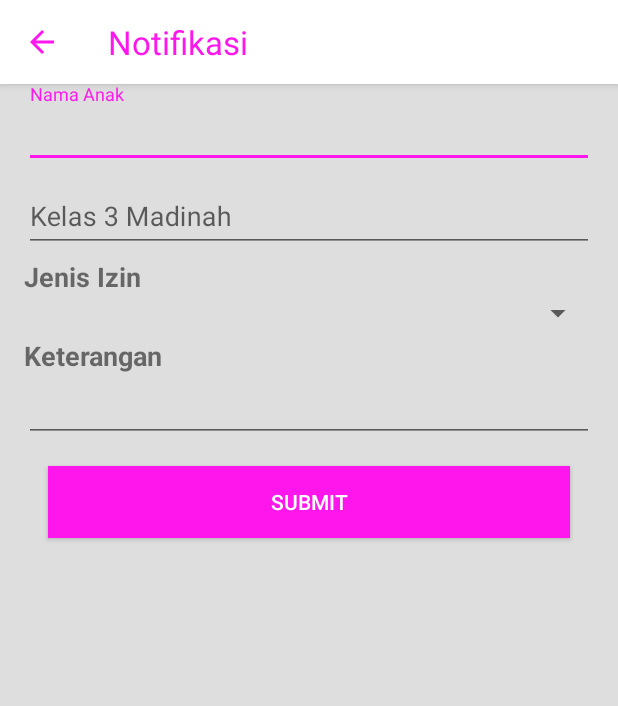
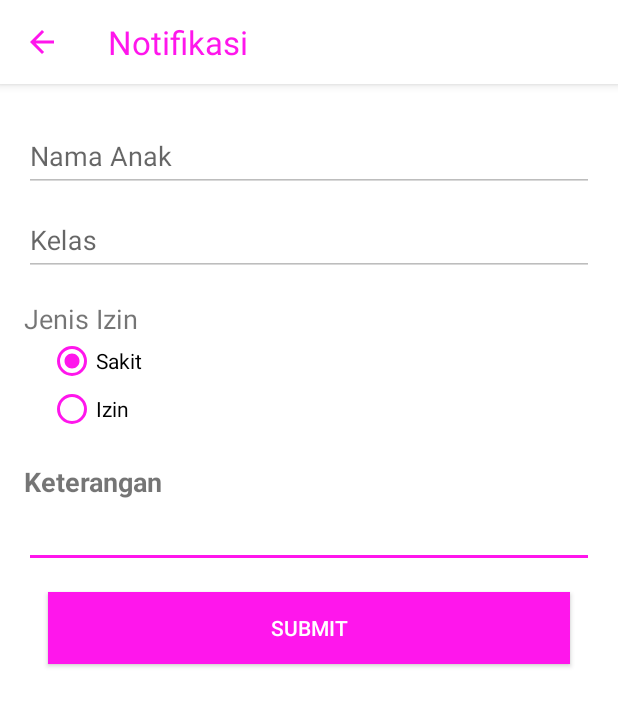
Before and after one commit to zulfahly/SmartParent, an Android app: the PermitActivity screen opened directly, with no data from a screen before it, on a phone screen of 412 x 824 dp. Shown: the top 706 px of the screen. Run offline under Robolectric (Android 15) with nearby library versions, the phone set to English and light mode, and no system bars; 4 statements that could not run were skipped.

Commit message:
add permit activity

```diff
--- a/app/src/main/java/pnj/ti/b2013/smartparent/view/MainActivity.java
+++ b/app/src/main/java/pnj/ti/b2013/smartparent/view/MainActivity.java
@@ -86,7 +86,11 @@ public class MainActivity extends BaseActivity {
         perizinanBtn.setOnClickListener(new View.OnClickListener() {
             @Override
             public void onClick(View view) {
+                Bundle extras = new Bundle();
+                extras.putParcelable("student",student);
+
                 Intent intent = new Intent(MainActivity.this, PermitActivity.class);
+                intent.putExtras(extras);
                 startActivity(intent);
             }
         });
--- a/app/src/main/java/pnj/ti/b2013/smartparent/view/permit/PermitActivity.java
+++ b/app/src/main/java/pnj/ti/b2013/smartparent/view/permit/PermitActivity.java
@@ -1,12 +1,41 @@
 package pnj.ti.b2013.smartparent.view.permit;
 
+import android.content.Intent;
+import android.support.v7.app.AlertDialog;
 import android.support.v7.app.AppCompatActivity;
 import android.os.Bundle;
+import android.util.Log;
+import android.view.View;
+import android.widget.Button;
+import android.widget.EditText;
+import android.widget.RadioButton;
+import android.widget.RadioGroup;
+import android.widget.Toast;
 
 import pnj.ti.b2013.smartparent.R;
+import pnj.ti.b2013.smartparent.model.Student;
+import pnj.ti.b2013.smartparent.service.VolleyTaskService;
 import pnj.ti.b2013.smartparent.view.BaseActivity;
+import pnj.ti.b2013.smartparent.view.MainActivity;
 
 public class PermitActivity extends BaseActivity {
+
+    private static final String CONSTANT_SAKIT = "S";
+    private static final String CONSTANT_IZIN = "I";
+
+    String TAG = PermitActivity.class.getSimpleName();
+
+    EditText studentName;
+    EditText className;
+    EditText permitDetail;
+    RadioGroup radioGroup;
+    RadioButton rbIzin;
+    RadioButton rbSakit;
+    Button submit;
+
+    String permitType;
+    Student student;
+
 
     @Override
     protected void onCreate(Bundle savedInstanceState) {
@@ -17,11 +46,77 @@ public class PermitActivity extends BaseActivity {
 
     private void initUI() {
         setToolbar("Notifikasi",true);
+        student = getIntent().getParcelableExtra("student");
+
+        studentName = (EditText) findViewById(R.id.studentName);
+        className = (EditText) findViewById(R.id.classOfStudent);
+        permitDetail = (EditText) findViewById(R.id.permitDetail);
+        radioGroup = (RadioGroup) findViewById(R.id.rgJenisIzin);
+        rbIzin = (RadioButton) findViewById(R.id.rbIzin);
+        rbSakit = (RadioButton) findViewById(R.id.rbSakit);
+        submit = (Button) findViewById(R.id.submitBtn);
+
+
+        studentName.setText(student.nama_siswa);
+        className.setText(student.nama_kelas);
+        studentName.setEnabled(false);
+        className.setEnabled(false);
+
+        radioGroup.setOnCheckedChangeListener(new RadioGroup.OnCheckedChangeListener() {
+            @Override
+            public void onCheckedChanged(RadioGroup group, int checkedId) {
+                switch (checkedId){
+                    case R.id.rbIzin:
+                        permitType = String.valueOf(CONSTANT_IZIN);
+                        break;
+                    case R.id.rbSakit:
+                        permitType = String.valueOf(CONSTANT_SAKIT);
+                        break;
+                }
+
+            }
+        });
+        rbSakit.setChecked(true);
+
+        submit.setOnClickListener(new View.OnClickListener() {
+            @Override
+            public void onClick(View view) {
+                postPermitData();
+            }
+        });
 
     }
 
+    private void postPermitData() {
+        if (getTaskService().isNetworkAvailable()){
+            getTaskService().usePermit(studentName.getText().toString(),permitType,permitDetail.getText().toString());
+        }else {
+            Toast.makeText(getApplicationContext(),"Check Your Connection",Toast.LENGTH_SHORT).show();
+        }
+    }
+
+
     @Override
     public void receive(int type, boolean success, Bundle extras) {
+        if (success) {
+            String data = extras.getString(VolleyTaskService.RESPONSE_DATA);
+            switch (type) {
+                case VolleyTaskService.REQ_TYPE_ADD_IZIN:
+                    Toast.makeText(getApplicationContext(),"SUCCESS",Toast.LENGTH_LONG).show();
 
+                    extras = new Bundle();
+                    extras.putParcelable("student",student);
+
+                    Intent intent = new Intent(this, MainActivity.class);
+                    intent.putExtras(extras);
+                    startActivity(intent);
+                    break;
+            }
+        } else {
+            new AlertDialog.Builder(this)
+                    .setTitle(getString(R.string.failed))
+                    .setMessage(extras.getString(VolleyTaskService.RESPONSE_MESSAGE))
+                    .show();
+        }
     }
 }
--- a/app/src/main/res/layout/activity_permit.xml
+++ b/app/src/main/res/layout/activity_permit.xml
@@ -4,7 +4,7 @@
     xmlns:tools="http://schemas.android.com/tools"
     android:layout_width="match_parent"
     android:layout_height="match_parent"
-    android:background="@color/gray_background"
+    android:background="@color/colorPrimary"
     android:orientation="vertical"
     tools:context="pnj.ti.b2013.smartparent.view.studentBalance.BalanceActivity">
 
@@ -25,9 +25,9 @@
             <LinearLayout
                 android:layout_width="match_parent"
                 android:layout_height="wrap_content"
-                        android:layout_marginLeft="@dimen/large_padding"
-                        android:layout_marginRight="@dimen/large_padding"
+                android:layout_margin="@dimen/large_padding"
                 android:orientation="vertical">
+
                 <android.support.design.widget.TextInputLayout
                     android:layout_width="match_parent"
                     android:layout_height="wrap_content">
@@ -36,7 +36,8 @@
                         android:id="@+id/studentName"
                         android:layout_width="match_parent"
                         android:layout_height="wrap_content"
-                                android:hint="Nama Anak" />
+                        android:hint="Nama Anak"
+                        />
                 </android.support.design.widget.TextInputLayout>
 
                 <android.support.design.widget.TextInputLayout
@@ -47,21 +48,37 @@
                         android:id="@+id/classOfStudent"
                         android:layout_width="match_parent"
                         android:layout_height="wrap_content"
-                                android:hint="Kelas 3 Madinah" />
+                        android:hint="Kelas" />
                 </android.support.design.widget.TextInputLayout>
 
                 <TextView
                     android:layout_width="match_parent"
                     android:layout_height="wrap_content"
-                            android:layout_marginTop="@dimen/small_padding"
+                    android:layout_marginTop="@dimen/large_padding"
                     android:text="Jenis Izin"
-                            android:textSize="18sp"
-                            android:textStyle="bold" />
+                    android:textSize="18sp" />
 
-                        <Spinner
-                            android:id="@+id/permitType"
+                <RadioGroup
+                    android:id="@+id/rgJenisIzin"
                     android:layout_width="match_parent"
-                            android:layout_height="wrap_content" />
+                    android:layout_height="wrap_content"
+                    android:layout_marginBottom="@dimen/large_padding"
+                    android:paddingLeft="@dimen/large_padding"
+                    android:paddingRight="@dimen/large_padding"
+                    android:theme="@style/PrimaryControl">
+
+                    <RadioButton
+                        android:id="@+id/rbSakit"
+                        android:layout_width="wrap_content"
+                        android:layout_height="wrap_content"
+                        android:text="Sakit" />
+
+                    <RadioButton
+                        android:id="@+id/rbIzin"
+                        android:layout_width="wrap_content"
+                        android:layout_height="wrap_content"
+                        android:text="Izin" />
+                </RadioGroup>
 
 
                 <TextView
@@ -80,6 +97,7 @@
 
 
                 <android.support.v7.widget.AppCompatButton
+                    android:id="@+id/submitBtn"
                     android:layout_width="match_parent"
                     android:layout_height="wrap_content"
                     android:layout_margin="@dimen/large_padding"
@@ -90,12 +108,9 @@
             </LinearLayout>
 
 
-
-
         </FrameLayout>
 
     </RelativeLayout>
 
 
-
 </LinearLayout>
--- a/app/src/main/res/values/styles.xml
+++ b/app/src/main/res/values/styles.xml
@@ -20,7 +20,7 @@
 
     <style name="AppTheme.PopupOverlay" parent="ThemeOverlay.AppCompat.Light" />
 
-    <style name="GreenControl" parent="Theme.AppCompat.Light">
+    <style name="PrimaryControl" parent="Theme.AppCompat.Light">
         <item name="colorControlNormal">@color/light_blue</item>
         <item name="colorControlActivated">@color/light_blue</item>
     </style>
```
Lines whose indentation alone changed are shown as unchanged.
